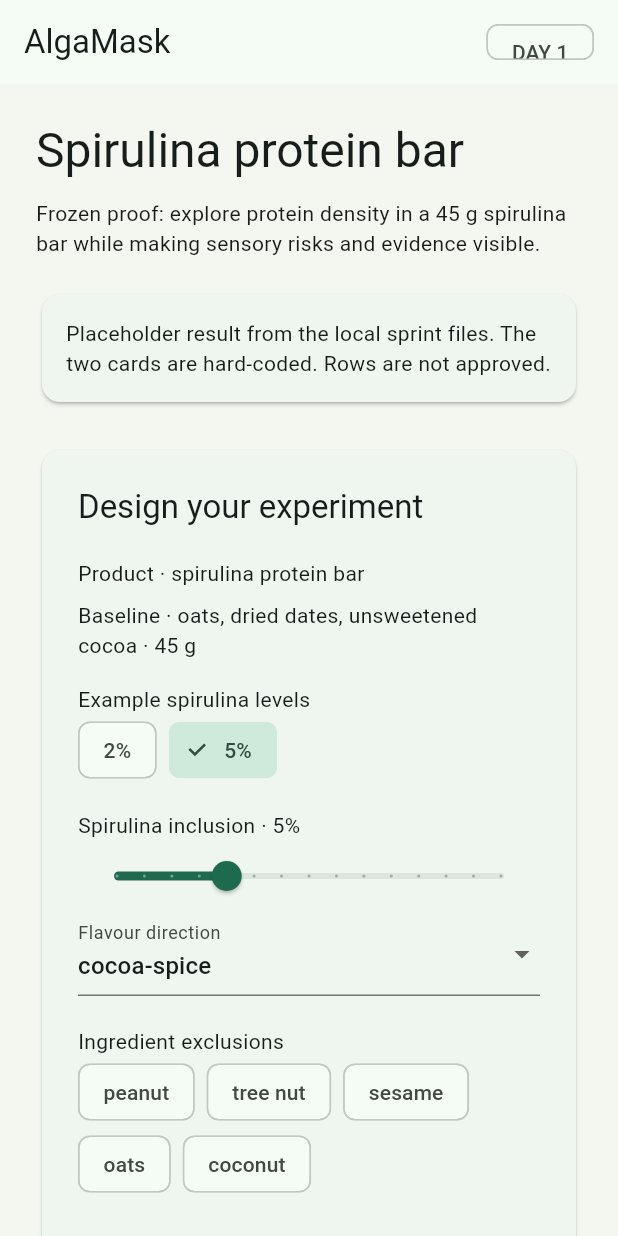
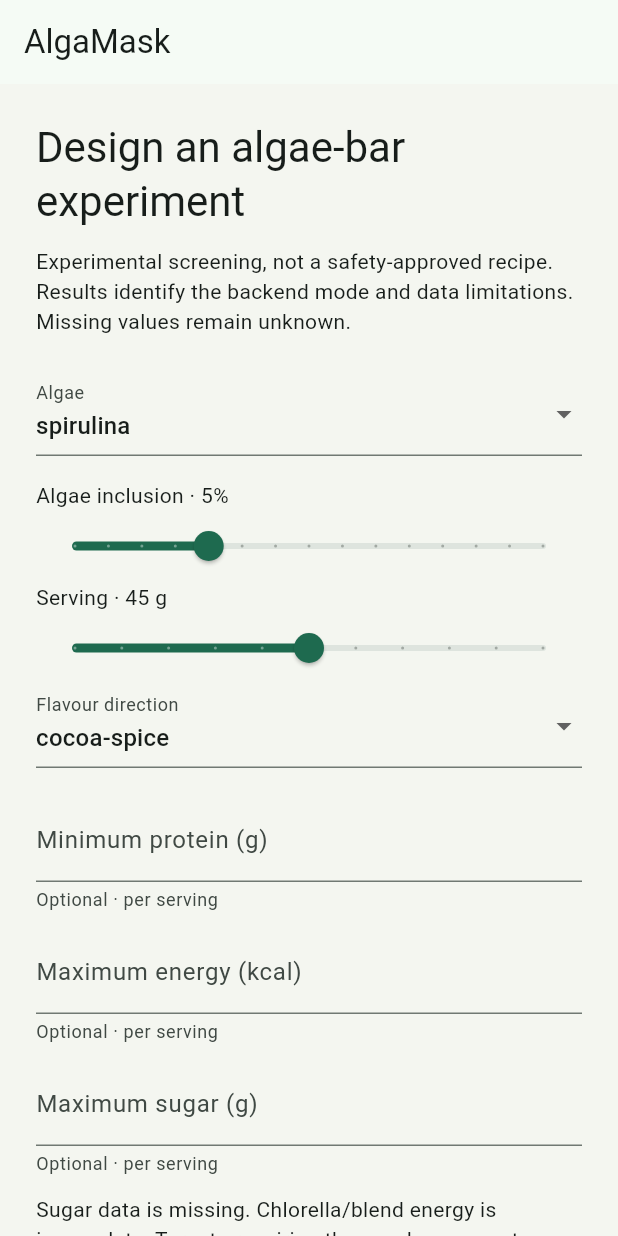
Before and after one commit to jawadul-codes/AlgaMask, a Flutter app: the screen it shows after launch, on a phone screen of 412 x 824 dp. Run offline on Flutter 3.47's test engine with Material 3 defaults, Android fonts, the phone set to English and light mode, and no system bars.

Commit message:
Add formulation engine, extend Flutter UI and tests, update RAG and report pipeline

```diff
--- a/apps/flutter/lib/src/algamask/api_client.dart
+++ b/apps/flutter/lib/src/algamask/api_client.dart
@@ -8,17 +8,42 @@ const apiBase = String.fromEnvironment(
 );
 
 class ApiClient {
+  ApiClient({http.Client? client, this.baseUrl = apiBase})
+    : _client = client ?? http.Client();
+  final http.Client _client;
+  final String baseUrl;
+  Uri reportUrl(String id) =>
+      Uri.parse('$baseUrl/runs/${Uri.encodeComponent(id)}/report');
+  void close() => _client.close();
   Future<Map<String, dynamic>> run(Map<String, dynamic> input) async {
-    final response = await http
+    final response = await _client
         .post(
-          Uri.parse('$apiBase/day1/preview'),
+          Uri.parse('$baseUrl/runs'),
           headers: {'Content-Type': 'application/json'},
           body: jsonEncode(input),
         )
-        .timeout(const Duration(seconds: 20));
+        .timeout(const Duration(seconds: 120));
     if (response.statusCode != 200) {
       throw Exception('Request failed (${response.statusCode}).');
     }
-    return jsonDecode(response.body) as Map<String, dynamic>;
+    final result = jsonDecode(response.body) as Map<String, dynamic>;
+    if (result['run_id'] is! String ||
+        ![
+          'report_ready',
+          'insufficient_data',
+          'generation_failed',
+        ].contains(result['status']) ||
+        !['mock', 'rag_development', 'rag'].contains(result['mode']) ||
+        [
+          'trace',
+          'formulations',
+          'controls',
+          'evidence',
+          'limitations',
+        ].any((key) => result[key] is! List) ||
+        result['impact'] is! Map) {
+      throw const FormatException('Unexpected run response');
+    }
+    return result;
   }
 }
--- a/apps/flutter/lib/src/algamask/input_screen.dart
+++ b/apps/flutter/lib/src/algamask/input_screen.dart
@@ -1,6 +1,7 @@
 import 'package:flutter/material.dart';
 
 import 'api_client.dart';
+import 'report_view.dart';
 
 class InputScreen extends StatefulWidget {
   const InputScreen({super.key, this.client});
@@ -10,112 +11,126 @@ class InputScreen extends StatefulWidget {
 }
 
 class _InputScreenState extends State<InputScreen> {
-  String flavour = 'cocoa-spice';
-  double inclusion = 5;
+  late final ApiClient client = widget.client ?? ApiClient();
+  final form = GlobalKey<FormState>();
+  final protein = TextEditingController();
+  final energy = TextEditingController();
+  final sugar = TextEditingController();
+  String algae = 'spirulina', flavour = 'cocoa-spice';
+  double inclusion = 5, serving = 45;
   final exclusions = <String>{};
   bool loading = false;
   String? error;
   Map<String, dynamic>? result;
 
+  @override
+  void dispose() {
+    protein.dispose();
+    energy.dispose();
+    sugar.dispose();
+    if (widget.client == null) client.close();
+    super.dispose();
+  }
+
   Future<void> submit() async {
+    if (loading || !form.currentState!.validate()) return;
     setState(() {
       loading = true;
       error = null;
       result = null;
     });
     try {
-      final response = await (widget.client ?? ApiClient()).run({
-        'algae': 'spirulina',
+      final response = await client.run({
+        'algae': algae,
         'inclusion_pct': inclusion,
-        'serving_g': 45,
+        'serving_g': serving,
         'flavour': flavour,
         'exclusions': exclusions.toList(),
+        if (protein.text.trim().isNotEmpty)
+          'min_protein_g': double.parse(protein.text.trim()),
+        if (energy.text.trim().isNotEmpty)
+          'max_energy_kcal': double.parse(energy.text.trim()),
+        if (sugar.text.trim().isNotEmpty)
+          'max_sugar_g': double.parse(sugar.text.trim()),
       });
-      if (mounted) {
-        setState(() => result = response);
-      }
+      if (mounted) setState(() => result = response);
     } catch (_) {
       if (mounted) {
         setState(
           () => error =
-              'Could not complete the run. Check that the local backend is running at $apiBase, then retry.',
+              'Could not complete the run. Check the backend at ${client.baseUrl} and retry. A timed-out run may still finish on the server.',
         );
       }
     } finally {
-      if (mounted) {
-        setState(() => loading = false);
-      }
+      if (mounted) setState(() => loading = false);
     }
   }
 
+  Widget target(
+    String label,
+    TextEditingController controller,
+    double maximum, {
+    bool positive = false,
+  }) => Padding(
+    padding: const EdgeInsets.only(bottom: 12),
+    child: TextFormField(
+      controller: controller,
+      enabled: !loading,
+      keyboardType: const TextInputType.numberWithOptions(decimal: true),
+      decoration: InputDecoration(
+        labelText: label,
+        helperText: 'Optional · per serving',
+      ),
+      validator: (text) {
+        if (text == null || text.trim().isEmpty) return null;
+        final value = double.tryParse(text.trim());
+        if (value == null ||
+            !value.isFinite ||
+            value < 0 ||
+            value > maximum ||
+            (positive && value == 0)) {
+          return 'Enter ${positive ? 'more than 0' : '0'} to $maximum, or leave blank.';
+        }
+        return null;
+      },
+    ),
+  );
+
   @override
   Widget build(BuildContext context) => Scaffold(
-    appBar: AppBar(
-      title: const Text('AlgaMask'),
-      actions: const [
-        Padding(
-          padding: EdgeInsets.all(16),
-          child: Chip(label: Text('DAY 1')),
-        ),
-      ],
-    ),
+    appBar: AppBar(title: const Text('AlgaMask')),
     body: SingleChildScrollView(
       padding: const EdgeInsets.all(24),
       child: Center(
         child: ConstrainedBox(
-          constraints: const BoxConstraints(maxWidth: 1120),
+          constraints: const BoxConstraints(maxWidth: 1000),
+          child: Form(
+            key: form,
             child: Column(
-            crossAxisAlignment: CrossAxisAlignment.start,
+              crossAxisAlignment: CrossAxisAlignment.stretch,
               children: [
                 Text(
-                'Spirulina protein bar',
-                style: Theme.of(context).textTheme.headlineLarge,
+                  'Design an algae-bar experiment',
+                  style: Theme.of(context).textTheme.headlineMedium,
                 ),
                 const SizedBox(height: 12),
                 const Text(
-                'Frozen proof: explore protein density in a 45 g spirulina bar while making sensory risks and evidence visible.',
-              ),
-              const SizedBox(height: 20),
-              const Card(
-                child: Padding(
-                  padding: EdgeInsets.all(16),
-                  child: Text(
-                    'Placeholder result from the local sprint files. The two cards are hard-coded. Rows are not approved.',
-                  ),
-                ),
+                  'Experimental screening, not a safety-approved recipe. Results identify the backend mode and data limitations. Missing values remain unknown.',
                 ),
                 const SizedBox(height: 24),
-              Card(
-                child: Padding(
-                  padding: const EdgeInsets.all(24),
-                  child: Column(
-                    crossAxisAlignment: CrossAxisAlignment.start,
-                    children: [
-                      Text(
-                        'Design your experiment',
-                        style: Theme.of(context).textTheme.titleLarge,
-                      ),
-                      const SizedBox(height: 20),
-                      const Text('Product · spirulina protein bar'),
-                      const SizedBox(height: 8),
-                      const Text('Baseline · oats, dried dates, unsweetened cocoa · 45 g'),
-                      const SizedBox(height: 16),
-                      const Text('Example spirulina levels'),
-                      Wrap(
-                        spacing: 8,
-                        children: [
-                          for (final level in [2.0, 5.0])
-                            ChoiceChip(
-                              label: Text('${level.round()}%'),
-                              selected: inclusion == level,
-                              onSelected: loading
+                DropdownButtonFormField<String>(
+                  initialValue: algae,
+                  decoration: const InputDecoration(labelText: 'Algae'),
+                  items: [
+                    for (final value in ['spirulina', 'chlorella', 'blend'])
+                      DropdownMenuItem(value: value, child: Text(value)),
+                  ],
+                  onChanged: loading
                       ? null
-                                  : (_) => setState(() => inclusion = level),
-                            ),
-                        ],
+                      : (value) => setState(() => algae = value!),
                 ),
                 const SizedBox(height: 16),
-                      Text('Spirulina inclusion · ${inclusion.round()}%'),
+                Text('Algae inclusion · ${inclusion.round()}%'),
                 Slider(
                   value: inclusion,
                   min: 1,
@@ -124,7 +139,18 @@ class _InputScreenState extends State<InputScreen> {
                   label: '${inclusion.round()}%',
                   onChanged: loading
                       ? null
-                            : (v) => setState(() => inclusion = v),
+                      : (value) => setState(() => inclusion = value),
+                ),
+                Text('Serving · ${serving.round()} g'),
+                Slider(
+                  value: serving,
+                  min: 40,
+                  max: 50,
+                  divisions: 10,
+                  label: '${serving.round()} g',
+                  onChanged: loading
+                      ? null
+                      : (value) => setState(() => serving = value),
                 ),
                 DropdownButtonFormField<String>(
                   initialValue: flavour,
@@ -132,19 +158,22 @@ class _InputScreenState extends State<InputScreen> {
                     labelText: 'Flavour direction',
                   ),
                   items: [
-                          for (final value in [
-                            'cocoa-spice',
-                            'vanilla',
-                            'citrus',
-                          ])
+                    for (final value in ['cocoa-spice', 'vanilla', 'citrus'])
                       DropdownMenuItem(value: value, child: Text(value)),
                   ],
                   onChanged: loading
                       ? null
-                            : (v) => setState(() => flavour = v!),
+                      : (value) => setState(() => flavour = value!),
                 ),
                 const SizedBox(height: 20),
-                      const Text('Ingredient exclusions'),
+                target('Minimum protein (g)', protein, 50),
+                target('Maximum energy (kcal)', energy, 1000, positive: true),
+                target('Maximum sugar (g)', sugar, 50),
+                const Text(
+                  'Sugar data is missing. Chlorella/blend energy is incomplete. Targets requiring those values cannot currently pass.',
+                ),
+                const SizedBox(height: 20),
+                const Text('Exclusions'),
                 Wrap(
                   spacing: 8,
                   children: [
@@ -152,6 +181,8 @@ class _InputScreenState extends State<InputScreen> {
                       'peanut',
                       'tree_nut',
                       'sesame',
+                      'milk',
+                      'soy',
                       'oats',
                       'coconut',
                     ])
@@ -168,18 +199,20 @@ class _InputScreenState extends State<InputScreen> {
                       ),
                   ],
                 ),
+                const Text(
+                  'Allergy exclusions may block screening because free-from coverage is incomplete. No result certifies allergen safety.',
+                ),
                 const SizedBox(height: 20),
-                      FilledButton.icon(
+                FilledButton(
                   onPressed: loading ? null : submit,
-                        icon: const Icon(Icons.science_outlined),
-                        label: Text(
-                          loading ? 'Reading local files…' : 'Show placeholder',
-                        ),
+                  child: Text(loading ? 'Running…' : 'Run experiment'),
                 ),
                 if (loading) ...[
-                        const SizedBox(height: 16),
+                  const SizedBox(height: 12),
                   const LinearProgressIndicator(),
-                        const Text('Reading the local sample files…'),
+                  const Text(
+                    'Retrieving evidence and checking candidates. The first local run can take longer.',
+                  ),
                 ],
                 if (error != null)
                   Padding(
@@ -191,48 +224,21 @@ class _InputScreenState extends State<InputScreen> {
                       ),
                     ),
                   ),
+                if (result != null) ...[
+                  const SizedBox(height: 24),
+                  const Text(
+                    'Saved result for the submitted settings. Editing inputs does not change this result; run again to apply changes.',
+                  ),
+                  ReportView(
+                    result: result!,
+                    reportUri: client.reportUrl(result!['run_id'] as String),
+                  ),
+                ],
               ],
             ),
-                ),
-              ),
-              if (result != null) ...[
-                const SizedBox(height: 28),
-                _ResultCard(
-                  title: result!['sensory_risk']['title'] as String,
-                  child: Text(result!['sensory_risk']['text'] as String),
-                ),
-                const SizedBox(height: 12),
-                _ResultCard(
-                  title: result!['recommendation']['title'] as String,
-                  child: Text(result!['recommendation']['text'] as String),
-                ),
-              ],
-              const SizedBox(height: 32),
-            ],
           ),
         ),
       ),
     ),
   );
 }
-
-class _ResultCard extends StatelessWidget {
-  const _ResultCard({required this.title, required this.child});
-  final String title;
-  final Widget child;
-
-  @override
-  Widget build(BuildContext context) => Card(
-    child: Padding(
-      padding: const EdgeInsets.all(20),
-      child: Column(
-        crossAxisAlignment: CrossAxisAlignment.start,
-        children: [
-          Text(title, style: Theme.of(context).textTheme.titleMedium),
-          const SizedBox(height: 10),
-          child,
-        ],
-      ),
-    ),
-  );
-}
```
Also changed, not shown: apps/flutter/lib/src/algamask/report_view.dart (+161 -104 lines), 16 other files. Lines whose indentation alone changed are shown as unchanged.
